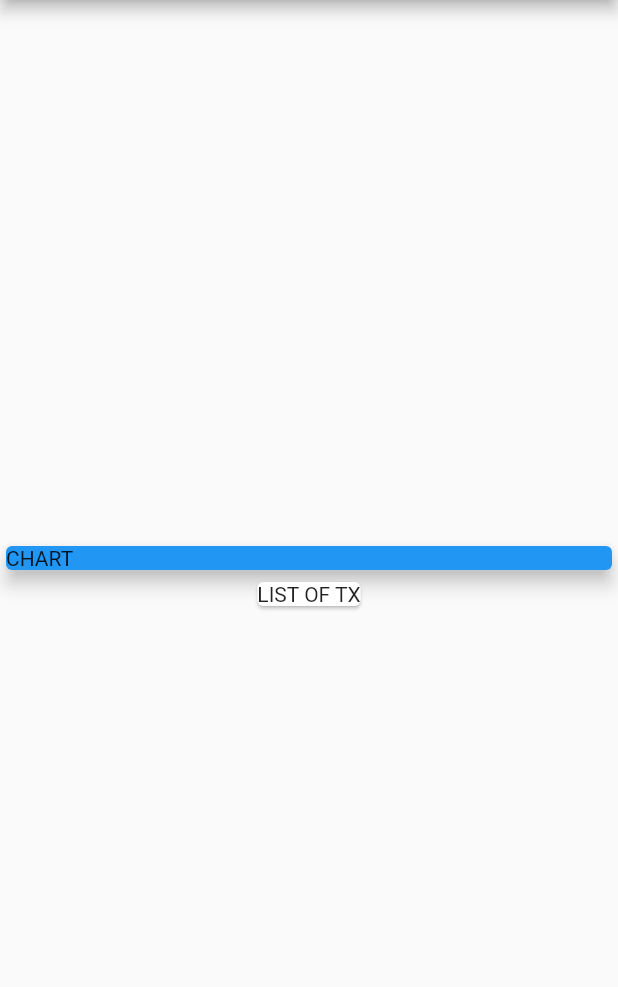
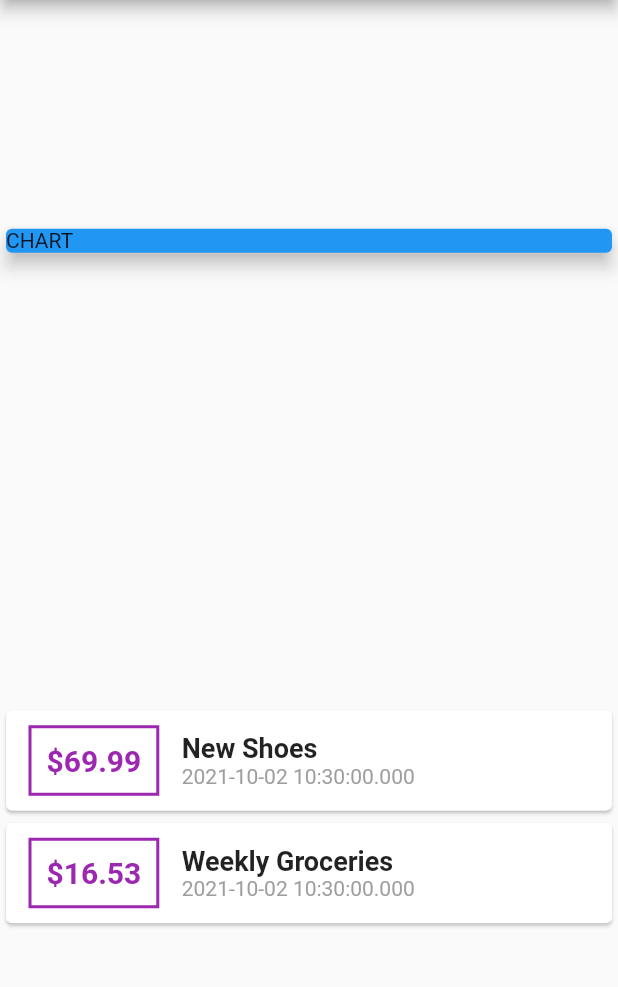
Before and after one commit to felipemotarocha/flutter-expenses-app, a Flutter app: the screen it shows after launch, on a phone screen of 412 x 824 dp, the part 84-1071 px from its top. Run offline on Flutter 3.47's test engine with Material 2 defaults, Android fonts, the phone set to English and light mode, and no system bars.

Commit message:
feat: show initial transactions

```diff
--- a/lib/home.dart
+++ b/lib/home.dart
@@ -28,7 +28,7 @@ class Home extends StatelessWidget {
         title: const Text('Expenses App'),
       ),
       body: Column(
-        mainAxisAlignment: MainAxisAlignment.center,
+        mainAxisAlignment: MainAxisAlignment.spaceAround,
         children: [
           Container(
             width: double.infinity,
@@ -38,9 +38,55 @@ class Home extends StatelessWidget {
               elevation: 5,
             ),
           ),
-          const Card(
-            child: Text('LIST OF TX'),
-          ),
+          Column(
+            children: transactions.map(
+              (transaction) {
+                return Card(
+                  child: Row(
+                    children: [
+                      Container(
+                        margin: const EdgeInsets.symmetric(
+                            vertical: 10, horizontal: 15),
+                        decoration: BoxDecoration(
+                          border: Border.all(
+                            color: Colors.purple,
+                            width: 2,
+                          ),
+                        ),
+                        padding: const EdgeInsets.all(10),
+                        child: Text(
+                          '\$${transaction.amount.toString()}',
+                          style: const TextStyle(
+                            fontWeight: FontWeight.bold,
+                            fontSize: 20,
+                            color: Colors.purple,
+                          ),
+                        ),
+                      ),
+                      Column(
+                        crossAxisAlignment: CrossAxisAlignment.start,
+                        children: [
+                          Text(
+                            transaction.title,
+                            style: const TextStyle(
+                              fontSize: 18,
+                              fontWeight: FontWeight.bold,
+                            ),
+                          ),
+                          Text(
+                            transaction.date.toString(),
+                            style: const TextStyle(
+                              color: Colors.grey,
+                            ),
+                          ),
+                        ],
+                      )
+                    ],
+                  ),
+                );
+              },
+            ).toList(),
+          )
         ],
       ),
     );
```
